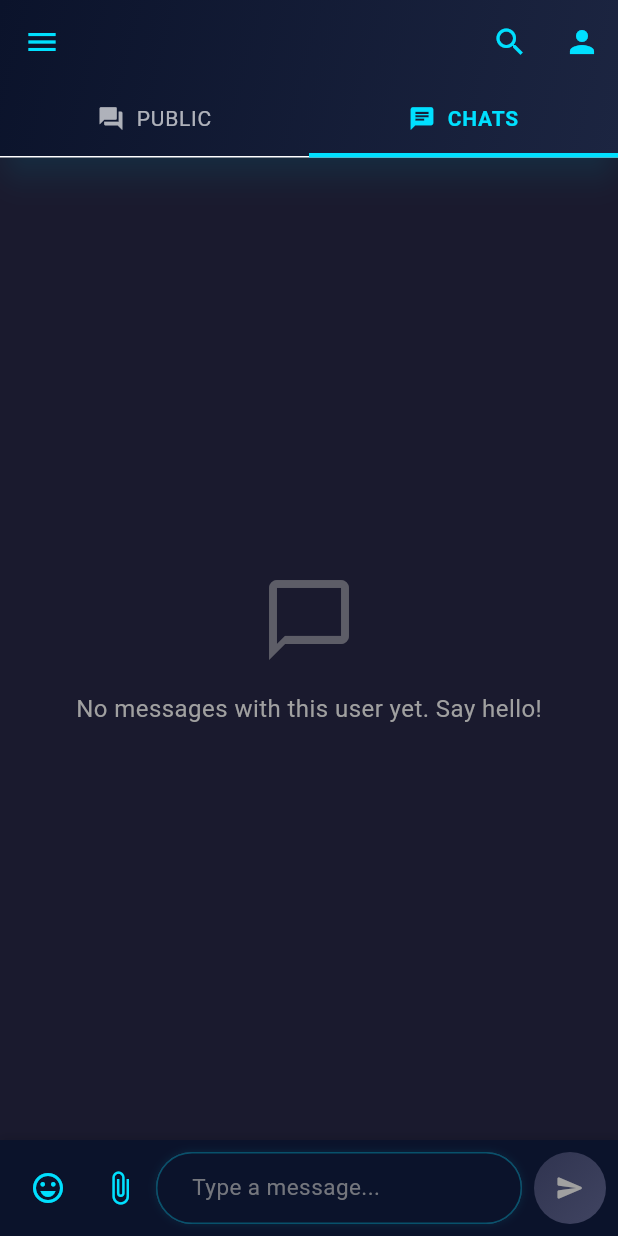
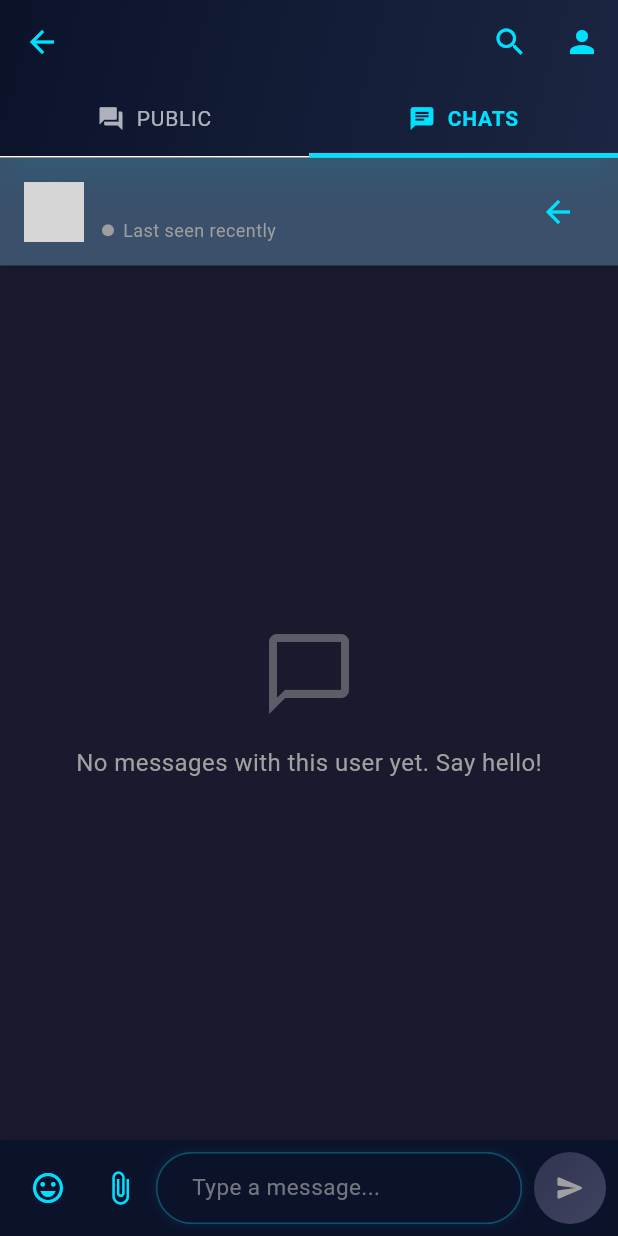
Before and after one commit to its-anya/Nobblet, a Flutter app: the ChatScreen screen opened by its route, tab 2 chosen, on a phone screen of 412 x 824 dp. Run offline on Flutter 3.47's test engine with Material 3 defaults, Android fonts, the phone set to English and light mode, and no system bars; our stand-ins replace appwrite, cached_network_image, chewie, cloud_firestore, dio, emoji_picker_flutter and 9 more; missing offline and left inert: app_settings, flutter_chat_reactions, flutter_pdfview; accounts and stored records are empty; network calls fail; grey boxes are pictures that could not be loaded.

Commit message:
close button fix

```diff
--- a/lib/screens/chat_screen.dart
+++ b/lib/screens/chat_screen.dart
@@ -393,7 +393,17 @@ class _ChatScreenState extends State<ChatScreen> with TickerProviderStateMixin,
             letterSpacing: 0.5,
           ),
         ),
-        leading: IconButton(
+        leading: (_tabController.index == 1 && _selectedUser != null)
+          ? IconButton(
+              icon: const Icon(Icons.arrow_back),
+              splashRadius: 24,
+              onPressed: () {
+                setState(() {
+                  _selectedUser = null;
+                });
+              },
+            )
+          : IconButton(
               icon: const Icon(Icons.menu),
               splashRadius: 24,
               onPressed: () {
@@ -492,7 +502,92 @@ class _ChatScreenState extends State<ChatScreen> with TickerProviderStateMixin,
                 RepaintBoundary(
                   child: _selectedUser == null
                       ? _buildContactsList()
-                      : _buildMessageList(isPublic: false, userId: _selectedUser!.id),
+                      : Column(
+                          children: [
+                            // User info header with better visibility
+                            Container(
+                              padding: const EdgeInsets.symmetric(horizontal: 16, vertical: 12),
+                              decoration: BoxDecoration(
+                                color: AppTheme.secondaryColor,
+                                boxShadow: [
+                                  BoxShadow(
+                                    color: Colors.black.withOpacity(0.1),
+                                    blurRadius: 4,
+                                    offset: const Offset(0, 2),
+                                  ),
+                                ],
+                              ),
+                              child: Row(
+                                children: [
+                                  CircleAvatar(
+                                    radius: 20,
+                                    backgroundImage: _selectedUser!.photoURL != null
+                                        ? NetworkImage(_selectedUser!.photoURL!)
+                                        : null,
+                                    backgroundColor: theme.colorScheme.primary.withOpacity(0.1),
+                                    child: _selectedUser!.photoURL == null
+                                        ? Text(
+                                            _selectedUser!.username[0].toUpperCase(),
+                                            style: TextStyle(color: theme.colorScheme.primary),
+                                          )
+                                        : null,
+                                  ),
+                                  const SizedBox(width: 12),
+                                  Expanded(
+                                    child: Column(
+                                      crossAxisAlignment: CrossAxisAlignment.start,
+                                      children: [
+                                        Text(
+                                          _selectedUser!.username,
+                                          style: const TextStyle(
+                                            fontWeight: FontWeight.bold,
+                                            fontSize: 16,
+                                          ),
+                                        ),
+                                        const SizedBox(height: 2),
+                                        Row(
+                                          children: [
+                                            Container(
+                                              width: 8,
+                                              height: 8,
+                                              decoration: BoxDecoration(
+                                                shape: BoxShape.circle,
+                                                color: _selectedUser!.isOnline ? Colors.green : Colors.grey,
+                                              ),
+                                            ),
+                                            const SizedBox(width: 6),
+                                            Text(
+                                              _selectedUser!.isOnline ? 'Online' : 'Last seen recently',
+                                              style: TextStyle(
+                                                fontSize: 12,
+                                                color: _selectedUser!.isOnline ? Colors.green : Colors.grey,
+                                              ),
+                                            ),
+                                          ],
+                                        ),
+                                      ],
+                                    ),
+                                  ),
+                                  // Back button
+                                  IconButton(
+                                    icon: const Icon(Icons.arrow_back),
+                                    splashRadius: 20,
+                                    color: AppTheme.accentColor,
+                                    onPressed: () {
+                                      setState(() {
+                                        _selectedUser = null;
+                                      });
+                                    },
+                                  ),
+                                ],
+                              ),
+                            ),
+                            // Messages list
+                            Expanded(
+                              child: _buildMessageList(isPublic: false, userId: _selectedUser!.id),
+                            ),
+                          ],
+                        ),
                 ),
               ],
             ),
```
Also changed, not shown: 1 other file. Lines whose indentation alone changed are shown as unchanged.
